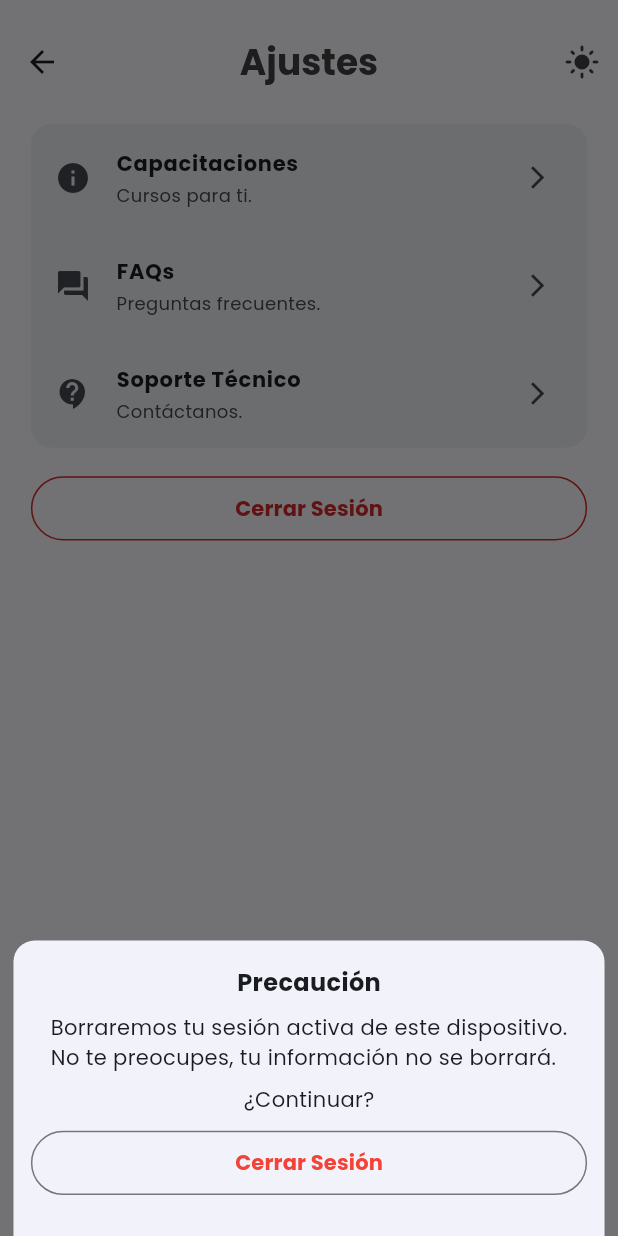
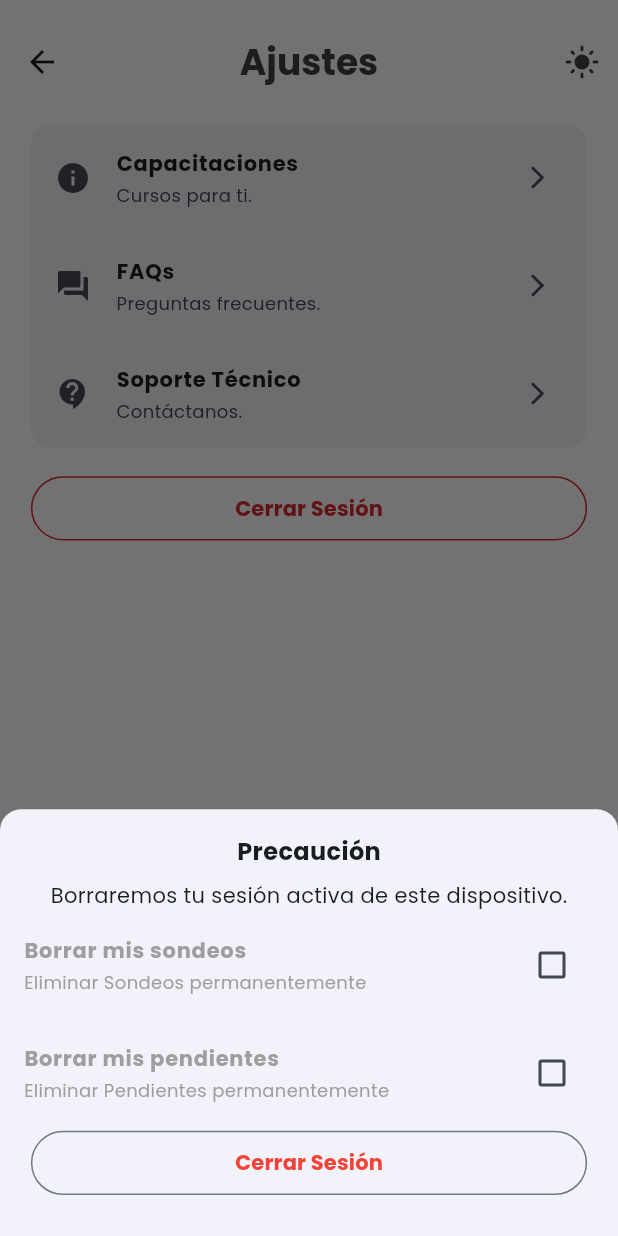
Before and after one commit to RitchieRS/emetrixapp, a Flutter app: the SettingsPage screen opened by its route, after a tap on "Cerrar Sesión", on a phone screen of 412 x 824 dp. Run offline on Flutter 3.47's test engine with Material 3 defaults, Android fonts, the phone set to English and light mode, and no system bars; our stand-ins replace animate_do, connectivity_plus, dio, flutter_riverpod, flutter_svg, freezed_annotation and 13 more; missing offline and left inert: hand_signature, qr_code_scanner; accounts and stored records are empty; generated files the repository leaves out were written again; project files that could hold a hidden picture were left out.

Commit message:
Fix ubicacion & opcion de eliminar sondeos y pendiente (opcional)

```diff
--- a/lib/app/ui/modules/settings/settings.dart
+++ b/lib/app/ui/modules/settings/settings.dart
@@ -1,3 +1,6 @@
+import 'package:emetrix_flutter/app/core/modules/pendientes/pendientes.dart';
+import 'package:emetrix_flutter/app/core/modules/sondeo/sondeo.dart';
+import 'package:emetrix_flutter/app/core/services/database/database.dart';
 import 'package:flutter/material.dart';
 import 'package:flutter/services.dart';
 import 'package:flutter_riverpod/flutter_riverpod.dart';
@@ -142,6 +145,10 @@ class _SettingsPageState extends ConsumerState<SettingsPage> {
             borderRadius: BorderRadius.only(
                 topLeft: Radius.circular(14), topRight: Radius.circular(14))),
         builder: (context) {
+          bool pendings = false;
+          bool sondeos = false;
+
+          return StatefulBuilder(builder: (context, setState) {
             return Column(
               mainAxisSize: MainAxisSize.min,
               children: [
@@ -153,13 +160,33 @@ class _SettingsPageState extends ConsumerState<SettingsPage> {
                 Padding(
                   padding: EdgeInsets.symmetric(horizontal: size.height * 0.03),
                   child: Text(
-                    'Borraremos tu sesión activa de este dispositivo.\nNo te preocupes, tu información no se borrará. ',
+                      'Borraremos tu sesión activa de este dispositivo.',
                       style: t.medium),
                 ),
-              Padding(
-                padding: EdgeInsets.all(size.height * 0.01),
-                child: Text('¿Continuar?', style: t.medium),
+                CheckboxListTile(
+                  value: sondeos,
+                  onChanged: (newValue) {
+                    setState(() => sondeos = newValue!);
+                  },
+                  title: Text('Borrar mis sondeos',
+                      style: sondeos ? t.textError : t.textDisabledBold),
+                  subtitle: Text('Eliminar Sondeos permanentemente',
+                      style: t.textDisabled2),
                 ),
+                CheckboxListTile(
+                  value: pendings,
+                  onChanged: (newValue) {
+                    setState(() => pendings = newValue!);
+                  },
+                  title: Text('Borrar mis pendientes',
+                      style: pendings ? t.textError : t.textDisabledBold),
+                  subtitle: Text('Eliminar Pendientes permanentemente',
+                      style: t.textDisabled2),
+                ),
+                // Padding(
+                //   padding: EdgeInsets.all(size.height * 0.01),
+                //   child: Text('¿Continuar?', style: t.medium),
+                // ),
                 Padding(
                   padding: EdgeInsets.only(bottom: size.height * 0.03),
                   child: OutlinedButton(
@@ -167,19 +194,39 @@ class _SettingsPageState extends ConsumerState<SettingsPage> {
                           foregroundColor: c.error,
                           minimumSize:
                               Size(size.width * 0.9, size.height * 0.052)),
-                    onPressed: () => closeSession(isDark),
+                      onPressed: () => closeSession(
+                          isDark: isDark,
+                          deletePendings: pendings,
+                          deleteSondeos: sondeos),
                       child: Text('Cerrar Sesión', style: t.textError)),
                 )
               ],
             );
           });
+        });
   }
 
-  Future closeSession(bool isDark) async {
+  Future closeSession(
+      {required bool isDark,
+      required bool deletePendings,
+      required bool deleteSondeos}) async {
     final navigator = Navigator.of(context);
     navigator.pop();
     showProgress(context: context, title: 'Cerrando Sesión');
     await Future.delayed(const Duration(seconds: 2));
+
+    if (deletePendings) {
+      final db = await ref.read(databaseProvider).database;
+      await db.writeTxn(() async {
+        await db.pendienteIsars.clear();
+      });
+    }
+    if (deleteSondeos) {
+      final db = await ref.read(databaseProvider).database;
+      await db.writeTxn(() async {
+        await db.sondeosFromStores.clear();
+      });
+    }
 
     final prefs = await SharedPreferences.getInstance();
     ref.read(mainIndex.notifier).setIndex(0);
```
Also changed, not shown: lib/app/core/modules/pendientes/respository.dart (+6 -4 lines), lib/app/core/modules/pendientes/service.dart (+4 -4 lines), lib/app/ui/modules/out_of_route/out_of_route.dart (+11 -5 lines), lib/app/ui/modules/pendings/pendings.dart (+7 -7 lines), lib/app/ui/modules/route_of_the_day/widgets/empty.dart (+11 -0 lines), lib/app/ui/modules/route_of_the_day/widgets/my_card2.dart (+11 -12 lines), lib/app/ui/modules/sondeo/components/question.dart (+6 -6 lines), lib/app/ui/modules/sondeo/sondeo_individual.dart (+22 -27 lines). Lines whose indentation alone changed are shown as unchanged.
